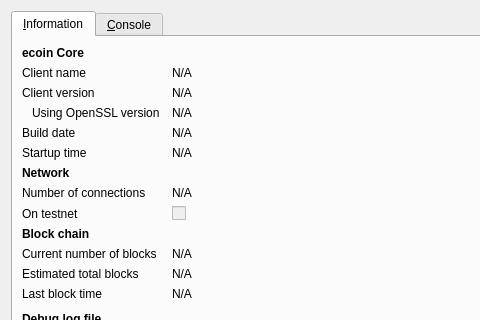
Above: src/qt/forms/rpcconsole.ui from btcdream/ecoin before the change; both pictures show x 0 to 480 and y 0 to 320 of the 740 by 450 pixel window. Below: the same form after it.
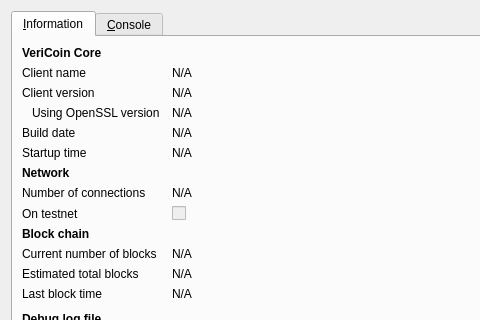
That is the form after the change. Icons and pictures are not drawn.

Diff of the .ui file:
```diff
--- a/src/qt/forms/rpcconsole.ui
+++ b/src/qt/forms/rpcconsole.ui
@@ -36,7 +36,7 @@
           </font>
          </property>
          <property name="text">
-          <string>ecoin Core</string>
+          <string>VeriCoin Core</string>
          </property>
         </widget>
        </item>
```
Left out of the diff: 6 changed lines with no effect on the pictures.
